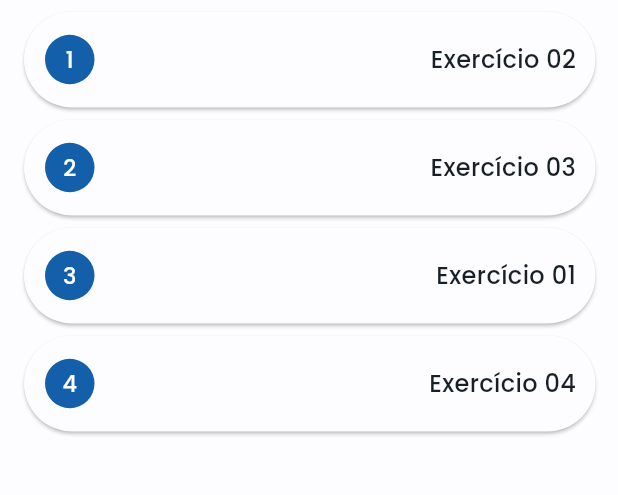
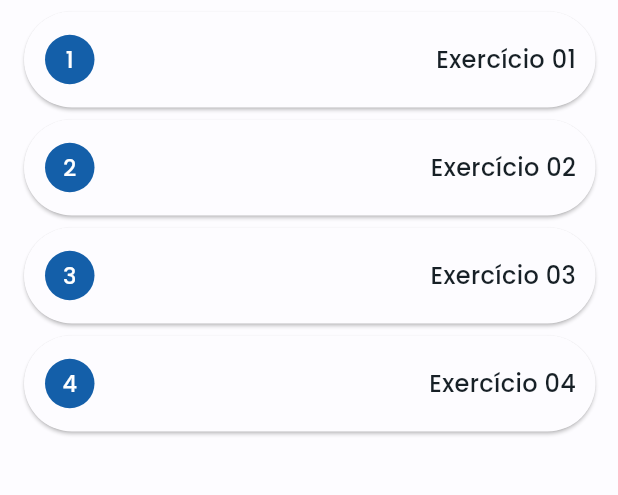
Before and after one commit to emersoncavalcanti/flutterando_mockup_playground, a Flutter app: the screen it shows after launch, after a tap on "Ver mais", on a phone screen of 412 x 824 dp, the part 62-557 px from its top. Run offline on Flutter 3.47's test engine with Material 2 defaults, Android fonts, the phone set to English and light mode, and no system bars; our stand-ins replace feather_icons, flutter_svg, font_awesome_flutter, material_symbols_icons.

```diff
--- a/lib/pages/animations_page/animations_page.dart
+++ b/lib/pages/animations_page/animations_page.dart
@@ -36,9 +36,9 @@ class _AnimationsPageState extends State<AnimationsPage> {
             height: 500,
             child: ListView(
               children: const [
-                CustomList(indice: 1, title: 'Exercício 02'),
-                CustomList(indice: 2, title: 'Exercício 03'),
-                CustomList(indice: 3, title: 'Exercício 01'),
+                CustomList(indice: 1, title: 'Exercício 01'),
+                CustomList(indice: 2, title: 'Exercício 02'),
+                CustomList(indice: 3, title: 'Exercício 03'),
                 CustomList(indice: 4, title: 'Exercício 04'),
               ],
             ),
```
